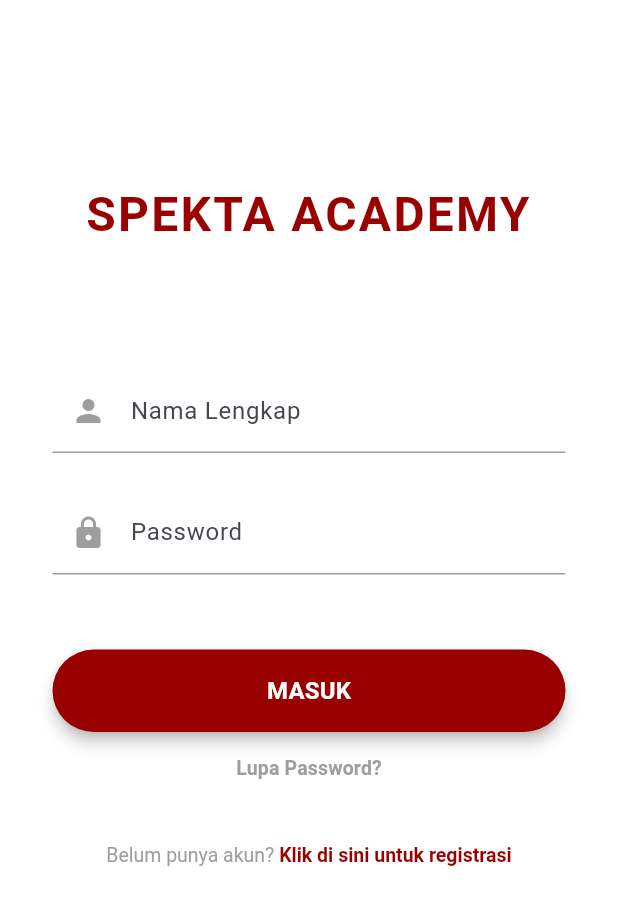
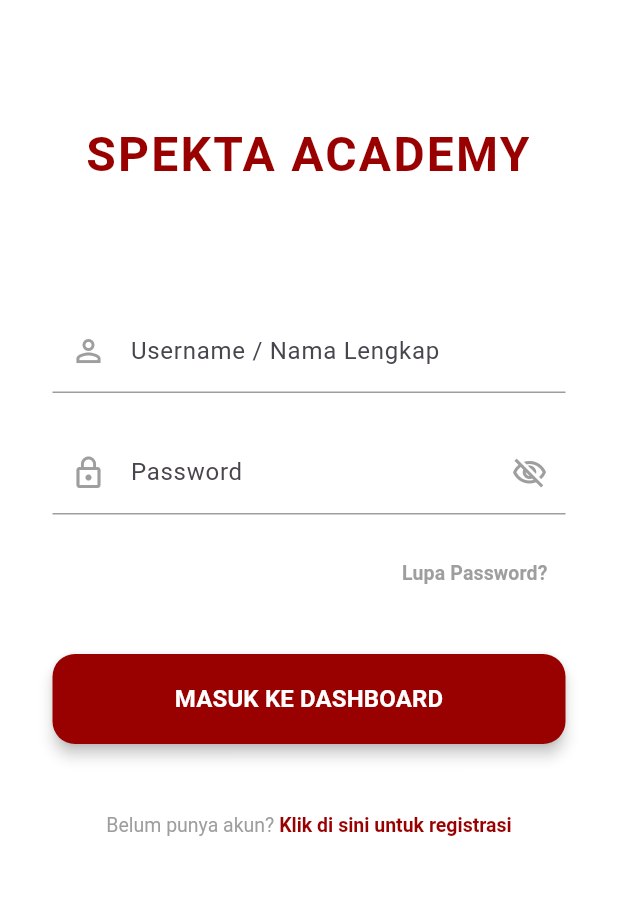
Before and after one commit to kennedipane30/PA-2, a Flutter app: the screen it shows after launch, on a phone screen of 412 x 824 dp. Shown: the top 905 px of the screen. Run offline on Flutter 3.47's test engine with Material 3 defaults, Android fonts, the light colour scheme and no system bars; our stand-ins replace image_picker, shared_preferences, table_calendar.

Commit message:
perbaikan
perbaikan 2

```diff
--- a/mobile/lib/screens/login_page.dart
+++ b/mobile/lib/screens/login_page.dart
@@ -2,8 +2,9 @@
 import '../services/auth_service.dart';
 import 'register_page.dart';
 import 'main_screen.dart';
-import 'forgot_password_page.dart'; // 1. Import halaman lupa password
+import 'forgot_password_page.dart';
 import 'dart:convert';
+import 'package:shared_preferences/shared_preferences.dart';
 
 class LoginPage extends StatefulWidget {
   const LoginPage({super.key});
@@ -17,14 +18,25 @@
   final TextEditingController passCtrl = TextEditingController();
   final Color spektaRed = const Color(0xFF990000);
 
+  // 1. State untuk fitur Ikon Mata (Password Visibility)
+  bool _obscureText = true;
+  bool _isLoading = false;
+
   void handleLogin() async {
-    if (nameCtrl.text.isEmpty || passCtrl.text.isEmpty) {
+    // Trim untuk menghapus spasi yang tidak sengaja terketik di awal/akhir
+    String username = nameCtrl.text.trim();
+    String password = passCtrl.text;
+
+    if (username.isEmpty || password.isEmpty) {
       ScaffoldMessenger.of(context).showSnackBar(
-        const SnackBar(content: Text("Nama dan Password wajib diisi!"))
+        const SnackBar(content: Text("Username dan Password wajib diisi!"))
       );
       return;
     }
 
+    setState(() => _isLoading = true);
+
+    // Tampilkan Loading Dialog
     showDialog(
       context: context,
       barrierDismissible: false,
@@ -32,14 +44,20 @@
     );
 
     try {
-      var resp = await AuthService.login(nameCtrl.text, passCtrl.text);
+      // Pastikan AuthService.login sudah diubah untuk menerima username
+      var resp = await AuthService.login(username, password);
 
       if (!mounted) return;
-      Navigator.pop(context);
+      Navigator.pop(context); // Tutup Loading
 
       if (resp.statusCode == 200) {
         final data = jsonDecode(resp.body);
 
+        // Simpan token ke SharedPreferences agar tidak logout saat aplikasi ditutup
+        SharedPreferences prefs = await SharedPreferences.getInstance();
+        await prefs.setString('token', data['token']);
+
+        if (!mounted) return;
         Navigator.pushAndRemoveUntil(
           context,
           MaterialPageRoute(builder: (_) => MainScreen(
@@ -52,15 +70,23 @@
       } else {
         final errorData = jsonDecode(resp.body);
         ScaffoldMessenger.of(context).showSnackBar(
-          SnackBar(backgroundColor: Colors.red, content: Text(errorData['message'] ?? "Nama atau Password Salah!"))
+          SnackBar(
+            backgroundColor: Colors.red,
+            content: Text(errorData['message'] ?? "Nama atau Password Salah!")
+          )
         );
       }
     } catch (e) {
       if (!mounted) return;
       Navigator.pop(context);
       ScaffoldMessenger.of(context).showSnackBar(
-        const SnackBar(backgroundColor: Colors.black, content: Text("Koneksi Error: Pastikan server Laravel menyala."))
+        const SnackBar(
+          backgroundColor: Colors.black,
+          content: Text("Koneksi Error: Pastikan server Laravel/Database menyala.")
+        )
       );
+    } finally {
+      if (mounted) setState(() => _isLoading = false);
     }
   }
 
@@ -68,11 +94,12 @@
   Widget build(BuildContext context) {
     return Scaffold(
       backgroundColor: Colors.white,
-      body: SingleChildScrollView(
+      body: SafeArea(
+        child: SingleChildScrollView(
           padding: const EdgeInsets.symmetric(horizontal: 35),
           child: Column(
             children: [
-            const SizedBox(height: 120),
+              const SizedBox(height: 80),
               const Text(
                 "SPEKTA ACADEMY",
                 style: TextStyle(
@@ -84,43 +111,49 @@
                 textAlign: TextAlign.center,
               ),
               const SizedBox(height: 80),
+
+              // INPUT USERNAME / NAMA
               TextField(
                 controller: nameCtrl,
                 decoration: const InputDecoration(
-                labelText: "Nama Lengkap",
-                prefixIcon: Icon(Icons.person, color: Colors.grey),
+                  labelText: "Username / Nama Lengkap",
+                  prefixIcon: Icon(Icons.person_outline, color: Colors.grey),
                   enabledBorder: UnderlineInputBorder(borderSide: BorderSide(color: Colors.grey)),
-                focusedBorder: UnderlineInputBorder(borderSide: BorderSide(color: Color(0xFF990000))),
+                  focusedBorder: UnderlineInputBorder(borderSide: BorderSide(color: Color(0xFF990000), width: 2)),
                 ),
               ),
               const SizedBox(height: 25),
+
+              // INPUT PASSWORD DENGAN IKON MATA
               TextField(
                 controller: passCtrl,
-              obscureText: true,
-              decoration: const InputDecoration(
+                obscureText: _obscureText, // Mengikuti state _obscureText
+                decoration: InputDecoration(
                   labelText: "Password",
-                prefixIcon: Icon(Icons.lock, color: Colors.grey),
-                enabledBorder: UnderlineInputBorder(borderSide: BorderSide(color: Colors.grey)),
-                focusedBorder: UnderlineInputBorder(borderSide: BorderSide(color: Color(0xFF990000))),
+                  prefixIcon: const Icon(Icons.lock_outline, color: Colors.grey),
+                  // FITUR IKON MATA
+                  suffixIcon: IconButton(
+                    icon: Icon(
+                      _obscureText ? Icons.visibility_off_outlined : Icons.visibility_outlined,
+                      color: Colors.grey,
                     ),
+                    onPressed: () {
+                      setState(() {
+                        _obscureText = !_obscureText;
+                      });
+                    },
                   ),
-            const SizedBox(height: 50),
-            ElevatedButton(
-              style: ElevatedButton.styleFrom(
-                backgroundColor: spektaRed,
-                minimumSize: const Size(double.infinity, 55),
-                shape: RoundedRectangleBorder(borderRadius: BorderRadius.circular(30)),
-                elevation: 4,
-              ),
-              onPressed: handleLogin,
-              child: const Text(
-                "MASUK",
-                style: TextStyle(color: Colors.white, fontWeight: FontWeight.bold, fontSize: 16),
+                  enabledBorder: const UnderlineInputBorder(borderSide: BorderSide(color: Colors.grey)),
+                  focusedBorder: const UnderlineInputBorder(borderSide: BorderSide(color: Color(0xFF990000), width: 2)),
                 ),
               ),
 
-            // --- MODIFIKASI: TOMBOL LUPA PASSWORD ---
-            TextButton(
+              const SizedBox(height: 15),
+
+              // TOMBOL LUPA PASSWORD
+              Align(
+                alignment: Alignment.centerRight,
+                child: TextButton(
                   onPressed: () {
                     Navigator.push(
                       context,
@@ -132,8 +165,28 @@
                     style: TextStyle(color: Colors.grey, fontSize: 13, fontWeight: FontWeight.bold),
                   ),
                 ),
+              ),
 
-            const SizedBox(height: 10),
+              const SizedBox(height: 30),
+
+              // TOMBOL MASUK
+              ElevatedButton(
+                style: ElevatedButton.styleFrom(
+                  backgroundColor: spektaRed,
+                  minimumSize: const Size(double.infinity, 60),
+                  shape: RoundedRectangleBorder(borderRadius: BorderRadius.circular(15)),
+                  elevation: 4,
+                ),
+                onPressed: _isLoading ? null : handleLogin,
+                child: const Text(
+                  "MASUK KE DASHBOARD",
+                  style: TextStyle(color: Colors.white, fontWeight: FontWeight.bold, fontSize: 16),
+                ),
+              ),
+
+              const SizedBox(height: 30),
+
+              // LINK REGISTRASI
               TextButton(
                 onPressed: () {
                   Navigator.push(
@@ -154,7 +207,9 @@
                   ),
                 ),
               ),
+              const SizedBox(height: 20),
             ],
+          ),
         ),
       ),
     );
--- a/mobile/lib/services/auth_service.dart
+++ b/mobile/lib/services/auth_service.dart
@@ -5,10 +5,11 @@
   // Gunakan 10.0.2.2 untuk Emulator Android, atau IP asli Laptop jika pakai HP fisik
   static const String baseUrl = 'http://10.0.2.2:8000/api';
 
-  // Helper untuk Header Standar
+  // Helper untuk Header Standar (JSON & Token)
   static Map<String, String> _headers([String? token]) {
     var h = {
       'Accept': 'application/json',
+      'Content-Type': 'application/json',
     };
     if (token != null) {
       h['Authorization'] = 'Bearer $token';
@@ -18,40 +19,62 @@
 
   // --- 1. AUTHENTICATION & PROFILE ---
 
-  // Registrasi Siswa
   static Future<http.Response> register(Map<String, dynamic> data) async =>
-      await http.post(Uri.parse('$baseUrl/register'), headers: _headers(), body: data);
+      await http.post(Uri.parse('$baseUrl/register'),
+      headers: _headers(),
+      body: jsonEncode(data));
 
-  // Verifikasi OTP: Mengirim 'email' dan 'otp' (Sudah Sinkron dengan Backend)
   static Future<http.Response> verifyRegistration(String email, String otp) async =>
-      await http.post(Uri.parse('$baseUrl/verify-registration'), headers: _headers(), body: {
-        'email': email,
-        'otp': otp
-      });
+      await http.post(Uri.parse('$baseUrl/verify-registration'),
+      headers: _headers(),
+      body: jsonEncode({'email': email, 'otp': otp}));
 
-  // Login: Menggunakan 'email' (Bukan 'name')
-  static Future<http.Response> login(String email, String password) async =>
-      await http.post(Uri.parse('$baseUrl/login'), headers: _headers(), body: {
-        'email': email,
-        'password': password
-      });
+  static Future<http.Response> login(String username, String password) async =>
+      await http.post(
+        Uri.parse('$baseUrl/login'),
+        headers: _headers(),
+        body: jsonEncode({'username': username, 'password': password}),
+      );
 
+  // --- BERIKUT ADALAH FUNGSI YANG TADI HILANG ---
   static Future<http.Response> updateProfile(Map<String, dynamic> data, String token) async =>
-      await http.post(Uri.parse('$baseUrl/update-profile'), headers: _headers(token), body: data);
+      await http.post(
+        Uri.parse('$baseUrl/update-profile'),
+        headers: _headers(token),
+        body: jsonEncode(data)
+      );
 
   static Future<http.Response> logout(String token) async =>
       await http.post(Uri.parse('$baseUrl/logout'), headers: _headers(token));
 
-  // --- 2. MANAJEMEN KELAS & JADWAL ---
+
+  // --- 2. KHUSUS ADMIN (MANAJEMEN USER) ---
+
+  static Future<http.Response> getAllUsers(String token) async =>
+      await http.get(Uri.parse('$baseUrl/admin/users'), headers: _headers(token));
+
+  static Future<http.Response> deleteUser(int id, String token) async =>
+      await http.delete(Uri.parse('$baseUrl/admin/users/$id'), headers: _headers(token));
+
+
+  // --- 3. MANAJEMEN KELAS & JADWAL ---
+
   static Future<http.Response> getClassContent(int classId, String token) async =>
-      await http.post(Uri.parse('$baseUrl/class/content'), headers: _headers(token), body: {'class_id': classId.toString()});
+      await http.post(Uri.parse('$baseUrl/class/content'),
+      headers: _headers(token),
+      body: jsonEncode({'class_id': classId.toString()}));
 
   static Future<http.Response> checkClassStatus(int classId, String token) async =>
-      await http.post(Uri.parse('$baseUrl/class/check-status'), headers: _headers(token), body: {'class_id': classId.toString()});
+      await http.post(Uri.parse('$baseUrl/class/check-status'),
+      headers: _headers(token),
+      body: jsonEncode({'class_id': classId.toString()}));
 
   static Future<http.StreamedResponse> joinClass(int classId, String filePath, String token) async {
     var req = http.MultipartRequest('POST', Uri.parse('$baseUrl/class/join'))
-      ..headers.addAll(_headers(token))
+      ..headers.addAll({
+        'Accept': 'application/json',
+        'Authorization': 'Bearer $token',
+      })
       ..fields['class_id'] = classId.toString()
       ..files.add(await http.MultipartFile.fromPath('payment_proof', filePath));
     return await req.send();
@@ -60,32 +83,39 @@
   static Future<http.Response> getSiswaSchedule(String token) async =>
       await http.get(Uri.parse('$baseUrl/schedules'), headers: _headers(token));
 
-  // --- 3. EVALUASI & TRYOUT ---
+
+  // --- 4. EVALUASI & TRYOUT ---
+
   static Future<http.Response> getQuestions(int tryoutId, String token) async =>
-      await http.post(Uri.parse('$baseUrl/tryout/questions'), headers: _headers(token), body: {'tryout_id': tryoutId.toString()});
+      await http.post(Uri.parse('$baseUrl/tryout/questions'),
+      headers: _headers(token),
+      body: jsonEncode({'tryout_id': tryoutId.toString()}));
 
   static Future<http.Response> submitTryout({required int tryoutId, required Map<int, String> answers, required String token}) async {
     Map<String, String> stringAnswers = answers.map((key, value) => MapEntry(key.toString(), value));
     return await http.post(
       Uri.parse('$baseUrl/tryout/submit'),
-      headers: {
-        'Accept': 'application/json',
-        'Content-Type': 'application/json',
-        'Authorization': 'Bearer $token'
-      },
+      headers: _headers(token),
       body: jsonEncode({'tryout_id': tryoutId, 'answers': stringAnswers})
     );
   }
 
-  // --- 4. LUPA PASSWORD ---
-  // Menggunakan 'email' sesuai fungsi forgotPassword di Backend
+
+  // --- 5. LUPA PASSWORD ---
+
   static Future<http.Response> forgotPassword(String email) async =>
-      await http.post(Uri.parse('$baseUrl/forgot-password'), headers: _headers(), body: {'email': email});
+      await http.post(Uri.parse('$baseUrl/forgot-password'),
+      headers: _headers(),
+      body: jsonEncode({'email': email}));
 
   static Future<http.Response> resetPassword(Map<String, dynamic> data) async =>
-      await http.post(Uri.parse('$baseUrl/reset-password'), headers: _headers(), body: data);
+      await http.post(Uri.parse('$baseUrl/reset-password'),
+      headers: _headers(),
+      body: jsonEncode(data));
 
-  // --- 5. AKTIVITAS / GALERI ---
+
+  // --- 6. AKTIVITAS / GALERI ---
+
   static Future<http.Response> fetchGalleries() async =>
       await http.get(Uri.parse('$baseUrl/galeri'), headers: _headers());
 }
```
Also changed, not shown: mobile/lib/screens/akun_page.dart (+75 -20 lines), 3 other files. Lines whose indentation alone changed are shown as unchanged.
